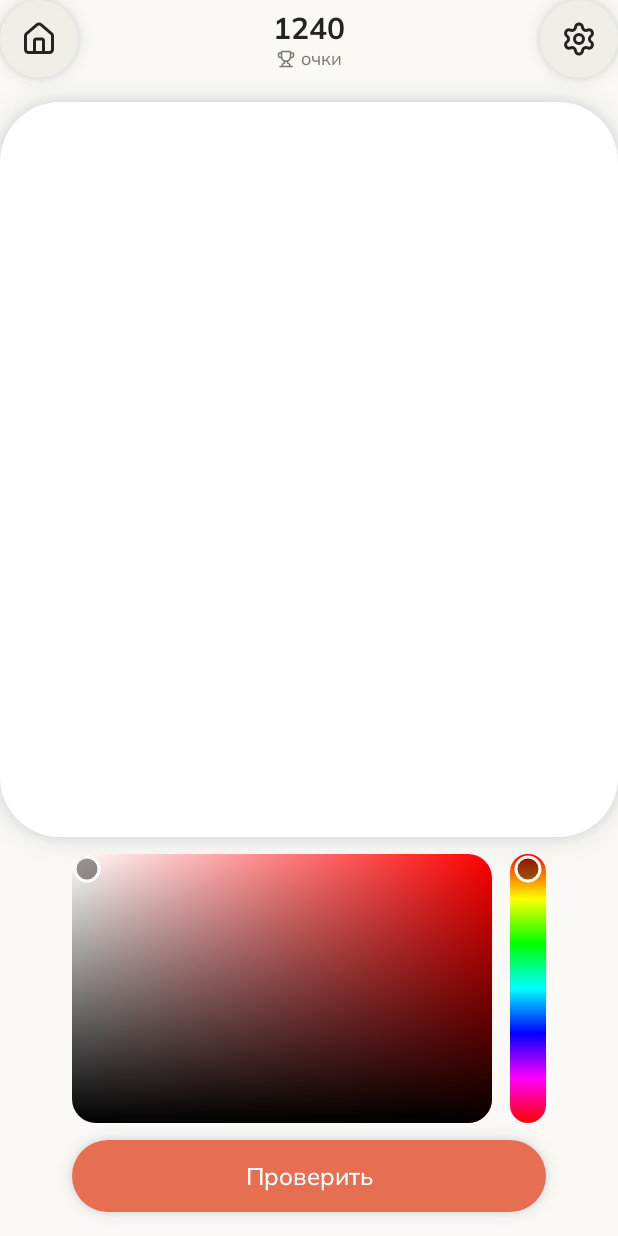
After one commit to MiroslavAtapin/Coloria, an Android app built with Jetpack Compose: the composable ColorMatchScreen shown on its own in the app's theme, on a phone screen of 412 x 824 dp. The commit adds this screen. Run offline under Robolectric (Android 15) with nearby library versions, the phone set to English and light mode, and no system bars.

Commit message:
Есть Color picker, игра зациклина

```diff
--- /dev/null
+++ b/app/src/main/java/com/example/coloria/Components/ColorPicker.kt
@@ -0,0 +1,211 @@
+package com.example.coloria.Components
+
+import androidx.compose.foundation.Canvas
+import androidx.compose.foundation.gestures.detectDragGestures
+import androidx.compose.foundation.gestures.detectTapGestures
+import androidx.compose.foundation.layout.Box
+import androidx.compose.foundation.layout.BoxWithConstraints
+import androidx.compose.foundation.layout.Row
+import androidx.compose.foundation.layout.Spacer
+import androidx.compose.foundation.layout.fillMaxSize
+import androidx.compose.foundation.layout.height
+import androidx.compose.foundation.layout.width
+import androidx.compose.foundation.shape.RoundedCornerShape
+import androidx.compose.runtime.Composable
+import androidx.compose.runtime.getValue
+import androidx.compose.runtime.mutableStateOf
+import androidx.compose.runtime.remember
+import androidx.compose.runtime.setValue
+import androidx.compose.ui.Modifier
+import androidx.compose.ui.draw.clip
+import androidx.compose.ui.geometry.Offset
+import androidx.compose.ui.graphics.Brush
+import androidx.compose.ui.graphics.Color
+import androidx.compose.ui.graphics.drawscope.Stroke
+import androidx.compose.ui.input.pointer.pointerInput
+import androidx.compose.ui.layout.onSizeChanged
+import androidx.compose.ui.unit.IntSize
+import androidx.compose.ui.unit.dp
+import com.example.coloria.ui.theme.ColoriaRadii
+import com.example.coloria.ui.theme.ColoriaSpacing
+
+private val HueColors = listOf(
+    Color(0xFFFF0000),
+    Color(0xFFFFFF00),
+    Color(0xFF00FF00),
+    Color(0xFF00FFFF),
+    Color(0xFF0000FF),
+    Color(0xFFFF00FF),
+    Color(0xFFFF0000),
+)
+
+private val SliderWidth = 24.dp
+private const val PickerAspectRatio = 250f / 160f
+
+@Composable
+fun ColorPicker(
+    onColorChange: (Color) -> Unit,
+    modifier: Modifier = Modifier,
+) {
+    var fieldSize by remember { mutableStateOf(IntSize.Zero) }
+    var fieldPosition by remember { mutableStateOf(Offset.Zero) }
+    var sliderSize by remember { mutableStateOf(IntSize.Zero) }
+    var sliderPosition by remember { mutableStateOf(0f) }
+    var hueColor by remember { mutableStateOf(Color.Red) }
+
+    val cornerRadius = RoundedCornerShape(ColoriaRadii.Small)
+    val markerColor = Color.White
+    val markerShadow = Color.Black.copy(alpha = 0.4f)
+
+    fun updateColor(position: Offset) {
+        if (fieldSize.width == 0 || fieldSize.height == 0) return
+        onColorChange(colorAt(position, fieldSize, hueColor))
+    }
+
+    fun updateHue(positionY: Float) {
+        sliderPosition = positionY
+        hueColor = hueAt(positionY, sliderSize)
+        updateColor(fieldPosition)
+    }
+
+    BoxWithConstraints(modifier = modifier) {
+        val sliderWidth = SliderWidth
+        val gapWidth = ColoriaSpacing.md
+        val fieldWidth = maxWidth - sliderWidth - gapWidth
+        val fieldHeight = fieldWidth / PickerAspectRatio
+
+        Row {
+        Box(
+            modifier = Modifier
+                .height(fieldHeight)
+                .width(fieldWidth)
+                .clip(cornerRadius)
+                .onSizeChanged { fieldSize = it }
+                .pointerInput(hueColor) {
+                    detectTapGestures { offset ->
+                        fieldPosition = clampToField(offset, fieldSize)
+                        updateColor(fieldPosition)
+                    }
+                }
+                .pointerInput(hueColor) {
+                    detectDragGestures { change, _ ->
+                        fieldPosition = clampToField(change.position, fieldSize)
+                        updateColor(fieldPosition)
+                    }
+                },
+        ) {
+            Canvas(modifier = Modifier.fillMaxSize()) {
+                drawRect(Brush.horizontalGradient(listOf(Color.White, hueColor)))
+                drawRect(Brush.verticalGradient(listOf(Color.Transparent, Color.Black)))
+            }
+
+            Canvas(modifier = Modifier.fillMaxSize()) {
+                val indicatorRadius = 8.dp.toPx()
+                val outline = 2.dp.toPx()
+                val edge = indicatorRadius + outline
+                val safeCenter = Offset(
+                    x = fieldPosition.x.coerceIn(edge, (size.width - edge).coerceAtLeast(edge)),
+                    y = fieldPosition.y.coerceIn(edge, (size.height - edge).coerceAtLeast(edge)),
+                )
+
+                drawCircle(color = markerShadow, radius = indicatorRadius, center = safeCenter)
+                drawCircle(
+                    color = markerColor,
+                    radius = indicatorRadius,
+                    center = safeCenter,
+                    style = Stroke(width = outline),
+                )
+            }
+        }
+
+        Spacer(modifier = Modifier.width(ColoriaSpacing.md))
+
+        Box(
+            modifier = Modifier
+                .height(fieldHeight)
+                .width(SliderWidth)
+                .clip(RoundedCornerShape(12.dp))
+                .onSizeChanged { sliderSize = it }
+                .pointerInput(Unit) {
+                    detectTapGestures { offset ->
+                        updateHue(offset.y.coerceIn(0f, sliderSize.height.toFloat()))
+                    }
+                }
+                .pointerInput(Unit) {
+                    detectDragGestures { change, _ ->
+                        updateHue(change.position.y.coerceIn(0f, sliderSize.height.toFloat()))
+                    }
+                },
+        ) {
+            Canvas(modifier = Modifier.fillMaxSize()) {
+                drawRect(Brush.verticalGradient(HueColors))
+            }
+
+            Canvas(modifier = Modifier.fillMaxSize()) {
+                val indicatorRadius = 8.dp.toPx()
+                val outline = 2.dp.toPx()
+                val edge = indicatorRadius + outline
+                val safeY = sliderPosition.coerceIn(edge, (size.height - edge).coerceAtLeast(edge))
+
+                drawCircle(
+                    color = markerShadow,
+                    radius = indicatorRadius,
+                    center = Offset(size.width / 2f, safeY),
+                )
+                drawCircle(
+                    color = markerColor,
+                    radius = indicatorRadius,
+                    center = Offset(size.width / 2f, safeY),
+                    style = Stroke(width = outline),
+                )
+            }
+        }
+        }
+    }
+}
+
+private fun clampToField(offset: Offset, size: IntSize): Offset =
+    Offset(
+        x = offset.x.coerceIn(0f, size.width.toFloat()),
+        y = offset.y.coerceIn(0f, size.height.toFloat()),
+    )
+
+private fun colorAt(position: Offset, size: IntSize, hueColor: Color): Color {
+    if (size.width == 0 || size.height == 0) return hueColor
+
+    val whiteFactor = 1f - (position.x / size.width)
+    val blackFactor = position.y / size.height
+
+    return Color(
+        red = applyLightDark(hueColor.red, whiteFactor, blackFactor),
+        green = applyLightDark(hueColor.green, whiteFactor, blackFactor),
+        blue = applyLightDark(hueColor.blue, whiteFactor, blackFactor),
+    )
+}
+
+private fun applyLightDark(channel: Float, whiteFactor: Float, blackFactor: Float): Float {
+    val lightened = channel + (1f - channel) * whiteFactor
+    return lightened * (1f - blackFactor)
+}
+
+private fun hueAt(positionY: Float, size: IntSize): Color {
+    if (size.height == 0) return Color.Red
+
+    val progress = (positionY / size.height).coerceIn(0f, 1f)
+    val segments = HueColors.size - 1
+    val scaled = progress * segments
+    val index = scaled.toInt().coerceIn(0, segments - 1)
+    val local = scaled - index
+
+    val start = HueColors[index]
+    val end = HueColors[index + 1]
+
+    return Color(
+        red = lerp(start.red, end.red, local),
+        green = lerp(start.green, end.green, local),
+        blue = lerp(start.blue, end.blue, local),
+    )
+}
+
+private fun lerp(start: Float, end: Float, fraction: Float): Float =
+    start + (end - start) * fraction
--- /dev/null
+++ b/app/src/main/java/com/example/coloria/Components/GameCard.kt
@@ -0,0 +1,75 @@
+package com.example.coloria.Components
+
+import androidx.compose.foundation.background
+import androidx.compose.foundation.layout.Arrangement
+import androidx.compose.foundation.layout.Column
+import androidx.compose.foundation.layout.ColumnScope
+import androidx.compose.foundation.layout.aspectRatio
+import androidx.compose.foundation.layout.fillMaxWidth
+import androidx.compose.foundation.layout.padding
+import androidx.compose.foundation.shape.RoundedCornerShape
+import androidx.compose.runtime.Composable
+import androidx.compose.runtime.remember
+import androidx.compose.ui.Modifier
+import androidx.compose.ui.draw.clip
+import androidx.compose.ui.draw.drawBehind
+import androidx.compose.ui.geometry.Offset
+import androidx.compose.ui.geometry.Size
+import androidx.compose.ui.graphics.Color
+import androidx.compose.ui.unit.dp
+import com.example.coloria.ui.theme.ColoriaRadii
+import com.example.coloria.ui.theme.ColoriaShadowRenderer
+import com.example.coloria.ui.theme.ColoriaShadows
+import com.example.coloria.ui.theme.ColoriaSpacing
+
+private const val CARD_ASPECT_RATIO = 370f / 440f
+
+@Composable
+fun GameCard(
+    modifier: Modifier = Modifier,
+    backgroundColor: Color = rememberRandomCardColor(),
+    splitColor: Color? = null,
+    content: @Composable ColumnScope.() -> Unit = {},
+) {
+    val cornerRadius = ColoriaRadii.Medium
+    val shape = RoundedCornerShape(cornerRadius)
+
+    Column(
+        modifier = modifier
+            .fillMaxWidth()
+            .aspectRatio(CARD_ASPECT_RATIO)
+            .drawBehind {
+                ColoriaShadowRenderer.run {
+                    drawShadow(
+                        size = size,
+                        cornerRadiusPx = cornerRadius.toPx(),
+                        shadow = ColoriaShadows.Medium,
+                        shapeColor = backgroundColor,
+                    )
+                }
+            }
+            .background(backgroundColor, shape)
+            .clip(shape)
+            .drawBehind {
+                if (splitColor != null) {
+                    drawRect(
+                        color = splitColor,
+                        topLeft = Offset(size.width / 2f, 0f),
+                        size = Size(size.width / 2f, size.height),
+                    )
+                }
+            }
+            .padding(ColoriaSpacing.lg),
+        verticalArrangement = Arrangement.spacedBy(ColoriaSpacing.lg),
+        content = content,
+    )
+}
+
+@Composable
+private fun rememberRandomCardColor(): Color = remember {
+    Color(
+        red = (0..255).random(),
+        green = (0..255).random(),
+        blue = (0..255).random(),
+    )
+}
--- /dev/null
+++ b/app/src/main/java/com/example/coloria/Screens/ColorMatchScreen.kt
@@ -0,0 +1,144 @@
+package com.example.coloria.Screens
+
+import androidx.compose.foundation.layout.Box
+import androidx.compose.foundation.layout.Column
+import androidx.compose.foundation.layout.fillMaxSize
+import androidx.compose.foundation.layout.fillMaxWidth
+import androidx.compose.foundation.layout.padding
+import androidx.compose.material3.Text
+import androidx.compose.runtime.Composable
+import androidx.compose.runtime.getValue
+import androidx.compose.runtime.mutableStateOf
+import androidx.compose.runtime.remember
+import androidx.compose.runtime.setValue
+import androidx.compose.ui.Alignment
+import androidx.compose.ui.Modifier
+import androidx.compose.ui.graphics.Color
+import androidx.compose.ui.tooling.preview.Preview
+import com.example.coloria.Components.AppBar
+import com.example.coloria.Components.Button
+import com.example.coloria.Components.ColorPicker
+import com.example.coloria.Components.GameCard
+import com.example.coloria.ui.theme.ColoriaSpacing
+import com.example.coloria.ui.theme.ColoriaTheme
+import com.example.coloria.utils.CountdownTimer
+import com.example.coloria.utils.colorSimilarityPercent
+
+enum class ColorMatchStage {
+    Memorize,
+    Pick,
+    Result,
+}
+
+@Composable
+fun ColorMatchScreen(onHomeClick: () -> Unit) {
+    var targetColor by remember { mutableStateOf(randomColor()) }
+    var stage by remember { mutableStateOf(ColorMatchStage.Memorize) }
+    var pickedColor by remember { mutableStateOf(Color.White) }
+    var similarityPercent by remember { mutableStateOf<Int?>(null) }
+
+    fun startNewRound() {
+        targetColor = randomColor()
+        pickedColor = Color.White
+        similarityPercent = null
+        stage = ColorMatchStage.Memorize
+    }
+
+    Column(
+        modifier = Modifier.fillMaxSize(),
+        horizontalAlignment = Alignment.CenterHorizontally,
+    ) {
+        AppBar(onLeftIconClick = onHomeClick)
+
+        Column(
+            modifier = Modifier
+                .fillMaxWidth()
+                .weight(1f)
+                .padding(top = ColoriaSpacing.lg),
+            horizontalAlignment = Alignment.CenterHorizontally,
+        ) {
+            when (stage) {
+                ColorMatchStage.Memorize -> GameCard(backgroundColor = targetColor)
+
+                ColorMatchStage.Pick -> GameCard(backgroundColor = pickedColor)
+
+                ColorMatchStage.Result -> GameCard(
+                    backgroundColor = pickedColor,
+                    splitColor = targetColor,
+                )
+            }
+
+            if (stage == ColorMatchStage.Memorize) {
+                Box(
+                    modifier = Modifier
+                        .fillMaxWidth()
+                        .weight(1f),
+                    contentAlignment = Alignment.Center,
+                ) {
+                    CountdownTimer(
+                        seconds = 2,
+                        onFinish = { stage = ColorMatchStage.Pick },
+                    )
+                }
+            } else {
+                if (stage == ColorMatchStage.Pick) {
+                    Box(
+                        modifier = Modifier
+                            .fillMaxWidth()
+                            .weight(1f)
+                            .padding(horizontal = ColoriaSpacing.xxl + ColoriaSpacing.lg),
+                        contentAlignment = Alignment.Center,
+                    ) {
+                        ColorPicker(
+                            onColorChange = { pickedColor = it },
+                        )
+                    }
+                } else {
+                    Box(
+                        modifier = Modifier
+                            .fillMaxWidth()
+                            .weight(1f),
+                        contentAlignment = Alignment.Center,
+                    ) {
+                        Text(
+                            text = "${similarityPercent ?: 0}%",
+                            style = ColoriaTheme.typography.headlineSmall,
+                            color = ColoriaTheme.colors.textPrimary,
+                        )
+                    }
+                }
+
+                Button(
+                    text = if (stage == ColorMatchStage.Pick) "Проверить" else "Ещё раз",
+                    onClick = {
+                        if (stage == ColorMatchStage.Pick) {
+                            similarityPercent = colorSimilarityPercent(targetColor, pickedColor)
+                            stage = ColorMatchStage.Result
+                        } else {
+                            startNewRound()
+                        }
+                    },
+                    modifier = Modifier
+                        .fillMaxWidth()
+                        .padding(
+                            start = ColoriaSpacing.xxl + ColoriaSpacing.lg,
+                            end = ColoriaSpacing.xxl + ColoriaSpacing.lg,
+                            bottom = ColoriaSpacing.lg,
+                        ),
+                )
+            }
+        }
+    }
+}
+
+private fun randomColor(): Color = Color(
+    red = (0..255).random(),
+    green = (0..255).random(),
+    blue = (0..255).random(),
+)
+
+@Preview(showBackground = true)
+@Composable
+fun ColorMatchPreview(){
+   ColorMatchScreen(onHomeClick = {})
+}
--- a/app/src/main/java/com/example/coloria/Screens/WelcomeScreen.kt
+++ b/app/src/main/java/com/example/coloria/Screens/WelcomeScreen.kt
@@ -21,7 +21,7 @@ import com.example.coloria.ui.theme.ColoriaSpacing
 import com.example.coloria.ui.theme.ColoriaTheme
 
 @Composable
-fun WelcomeScreen() {
+fun WelcomeScreen(onAcceptClick: () -> Unit) {
     Column(
         modifier = Modifier.fillMaxSize(),
         horizontalAlignment = Alignment.CenterHorizontally,
@@ -57,7 +57,7 @@ fun WelcomeScreen() {
 
         Button(
             text = "Принять",
-            onClick = {},
+            onClick = onAcceptClick,
             modifier = Modifier.padding(top = ColoriaSpacing.xxl),
         )
     }
@@ -66,5 +66,5 @@ fun WelcomeScreen() {
 @Preview(showBackground = true)
 @Composable
 fun WelcomeScreenPreview(){
-    WelcomeScreen()
+    WelcomeScreen(onAcceptClick = {})
 }
--- /dev/null
+++ b/app/src/main/java/com/example/coloria/utils/CountdownTimer.kt
@@ -0,0 +1,54 @@
+package com.example.coloria.utils
+
+import androidx.compose.foundation.layout.Box
+import androidx.compose.material3.Text
+import androidx.compose.runtime.Composable
+import androidx.compose.runtime.LaunchedEffect
+import androidx.compose.runtime.getValue
+import androidx.compose.runtime.mutableLongStateOf
+import androidx.compose.runtime.remember
+import androidx.compose.runtime.setValue
+import androidx.compose.ui.Alignment
+import androidx.compose.ui.Modifier
+import androidx.compose.ui.text.style.TextAlign
+import com.example.coloria.ui.theme.ColoriaTheme
+import kotlinx.coroutines.delay
+
+private const val TICK_MS = 10L
+
+@Composable
+fun CountdownTimer(
+    seconds: Int,
+    modifier: Modifier = Modifier,
+    onFinish: () -> Unit = {},
+) {
+    val totalMillis = seconds * 1000L
+    var millisLeft by remember(seconds) { mutableLongStateOf(totalMillis) }
+
+    LaunchedEffect(seconds) {
+        millisLeft = totalMillis
+        while (millisLeft > 0) {
+            delay(TICK_MS)
+            millisLeft = (millisLeft - TICK_MS).coerceAtLeast(0)
+        }
+        onFinish()
+    }
+
+    Box(
+        modifier = modifier,
+        contentAlignment = Alignment.Center,
+    ) {
+        Text(
+            text = formatTime(millisLeft),
+            style = ColoriaTheme.typography.headlineSmall,
+            color = ColoriaTheme.colors.textSecondary,
+            textAlign = TextAlign.Center,
+        )
+    }
+}
+
+private fun formatTime(millis: Long): String {
+    val wholeSeconds = millis / 1000
+    val hundredths = (millis % 1000) / 10
+    return "$wholeSeconds.${hundredths.toString().padStart(2, '0')}"
+}
```
Also changed, not shown: app/src/main/java/com/example/coloria/Navigation.kt (+11 -8 lines), app/src/main/java/com/example/coloria/Screens/HomeScreen.kt (added, +32 -0 lines), app/src/main/java/com/example/coloria/Screens/StartScreen.kt (deleted, +0 -25 lines), app/src/main/java/com/example/coloria/utils/ColorDifference.kt (added, +65 -0 lines).
